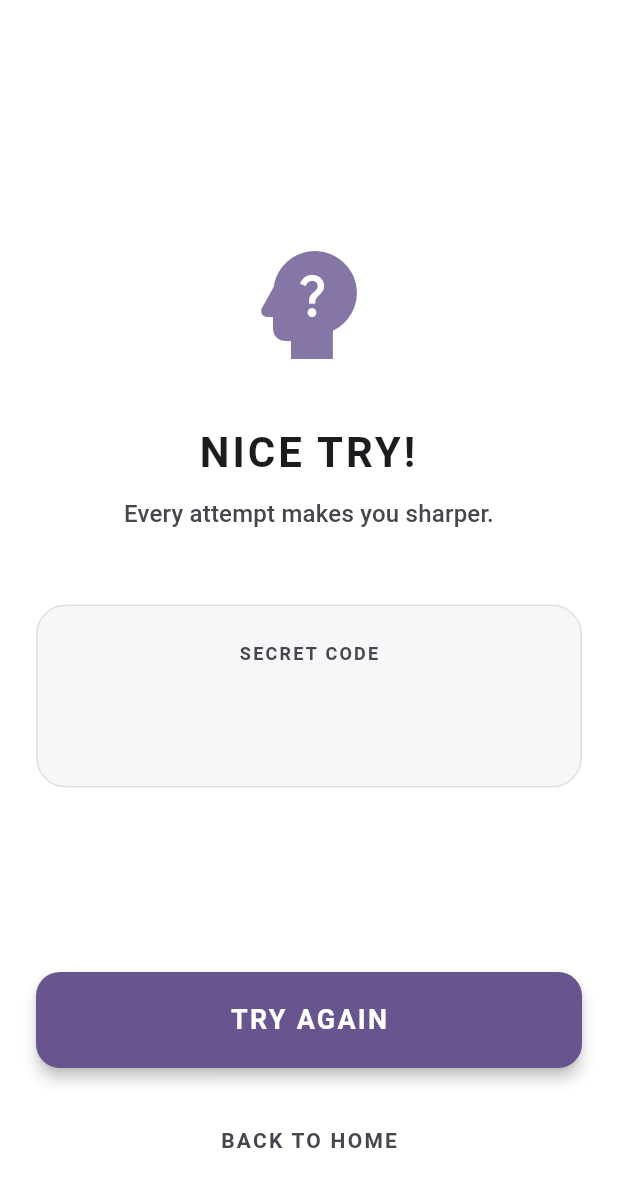
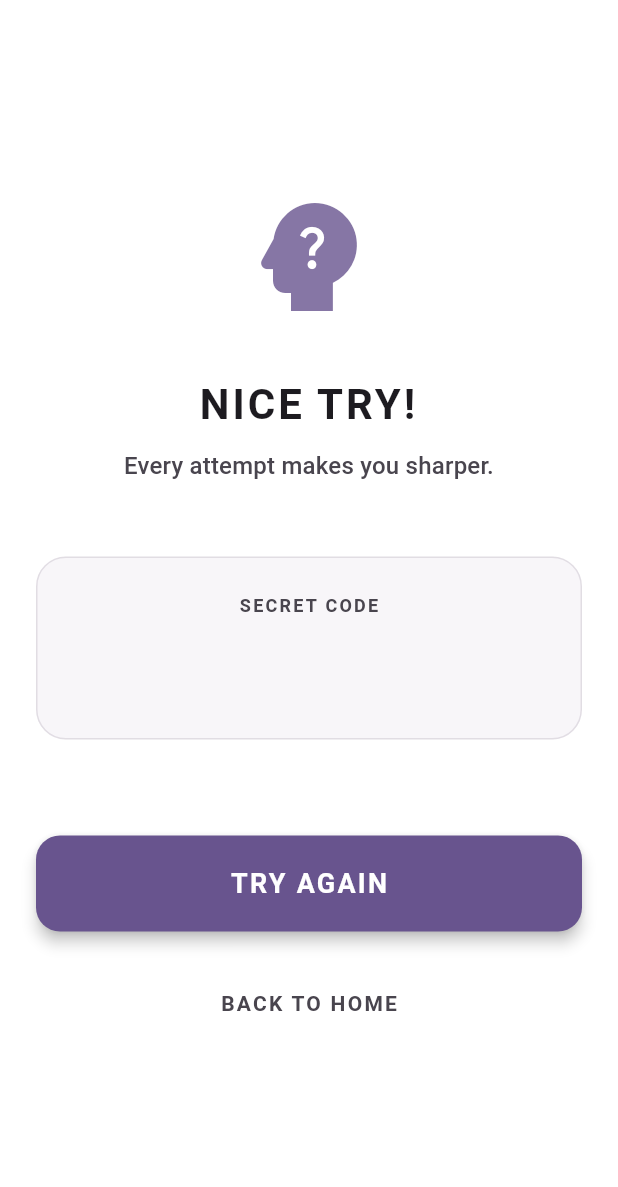
Before and after one commit to rmp7439/brain_games, a Flutter app: the DefeatScreen screen opened directly with empty values, on a phone screen of 412 x 824 dp. Shown: the top 1187 px of the screen. Run offline on Flutter 3.47's test engine with Material 3 defaults, Android fonts, the phone set to English and light mode, and no system bars; our stand-ins replace flutter_riverpod, go_router.

Commit message:
final polish impl

```diff
--- a/lib/features/code_deducer/widgets/defeat_screen.dart
+++ b/lib/features/code_deducer/widgets/defeat_screen.dart
@@ -1,7 +1,7 @@
 import 'package:flutter/material.dart';
 import 'package:go_router/go_router.dart';
 
-import '/../shared/widgets/primary_button.dart';
+import '../../../shared/widgets/primary_button.dart';
 import '../providers/code_deducer_provider.dart';
 
 class DefeatScreen extends StatelessWidget {
@@ -17,15 +17,17 @@ class DefeatScreen extends StatelessWidget {
     final theme = Theme.of(context);
 
     return Scaffold(
-      backgroundColor: Colors.transparent, // Inherits the theme barrierColor from showGeneralDialog
+      backgroundColor: Colors.transparent,
       body: SafeArea(
-        child: Padding(
+        child: Center(
+          child: SingleChildScrollView(
             padding: const EdgeInsets.symmetric(horizontal: 24.0, vertical: 32.0),
+            child: ConstrainedBox(
+              constraints: const BoxConstraints(maxWidth: 500),
               child: Column(
                 mainAxisAlignment: MainAxisAlignment.center,
                 crossAxisAlignment: CrossAxisAlignment.stretch,
                 children: [
-              const Spacer(),
                   Icon(
                     Icons.psychology_alt,
                     size: 96,
@@ -51,7 +53,6 @@ class DefeatScreen extends StatelessWidget {
                   ),
                   const SizedBox(height: 48),
 
-              // Secret Code Box
                   _StatBox(
                     label: 'SECRET CODE',
                     value: state.puzzle?.secretCode ?? '',
@@ -62,12 +63,12 @@ class DefeatScreen extends StatelessWidget {
                     ),
                   ),
 
-              const Spacer(),
+                  const SizedBox(height: 64),
                   PrimaryButton(
                     text: 'TRY AGAIN',
                     onPressed: () {
                       Navigator.of(context).pop();
-                  context.pop(); // Return to game setup
+                      context.pop();
                     },
                   ),
                   const SizedBox(height: 16),
@@ -93,11 +94,12 @@ class DefeatScreen extends StatelessWidget {
               ),
             ),
           ),
+        ),
+      ),
     );
   }
 }
 
-// Privately duplicated from VictoryScreen to prevent tight coupling and unrelated file changes
 class _StatBox extends StatelessWidget {
   final String label;
   final String value;
--- a/lib/features/code_deducer/widgets/victory_screen.dart
+++ b/lib/features/code_deducer/widgets/victory_screen.dart
@@ -23,6 +23,8 @@ class VictoryScreen extends StatelessWidget {
         child: Center(
           child: SingleChildScrollView(
             padding: const EdgeInsets.symmetric(horizontal: 24.0, vertical: 32.0),
+            child: ConstrainedBox(
+              constraints: const BoxConstraints(maxWidth: 500),
               child: Column(
                 mainAxisAlignment: MainAxisAlignment.center,
                 crossAxisAlignment: CrossAxisAlignment.stretch,
@@ -99,6 +101,7 @@ class VictoryScreen extends StatelessWidget {
                     ),
                   ),
                 ],
+              ),
             ),
           ),
         ),
```
Also changed, not shown: lib/features/code_deducer/code_deducer_play_page.dart (+24 -3 lines). Lines whose indentation alone changed are shown as unchanged.
